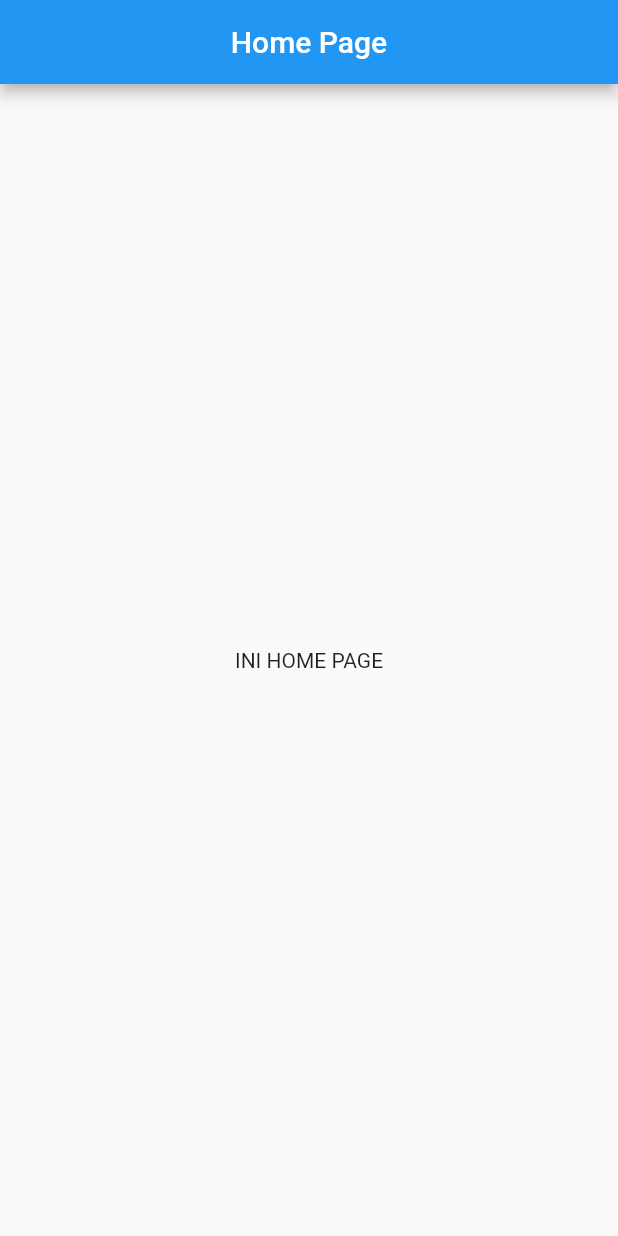
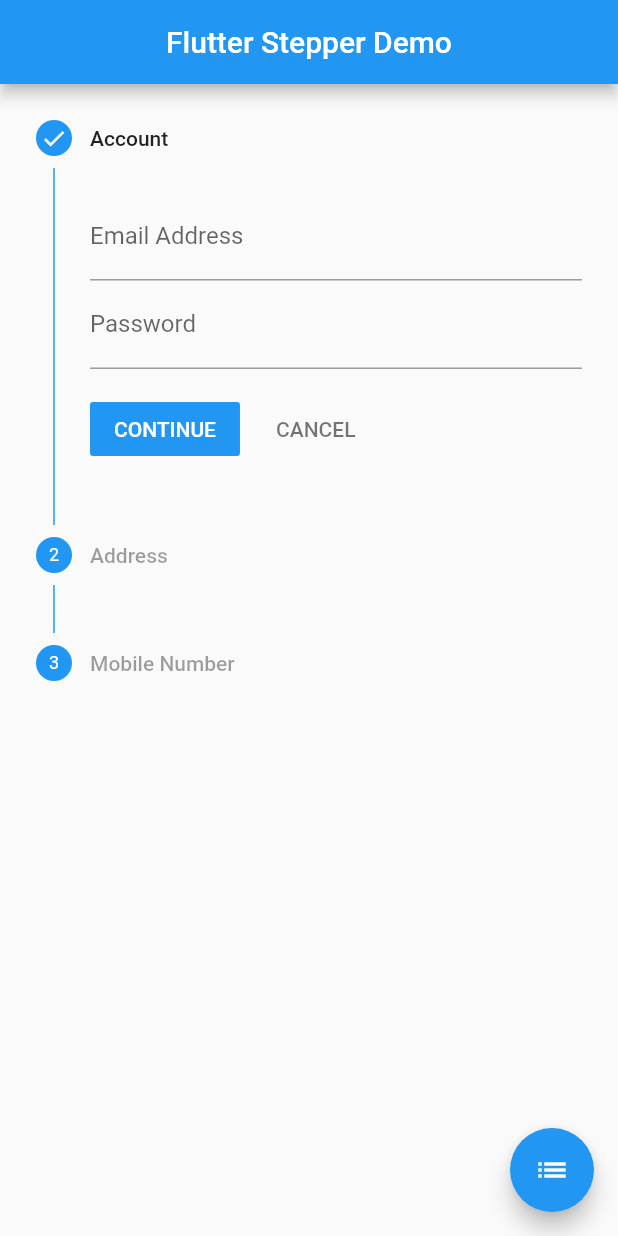
Before and after one commit to MauL08/MSIBNF, a Flutter app: the screen it shows after launch, on a phone screen of 412 x 824 dp. Run offline on Flutter 3.47's test engine with Material 2 defaults, Android fonts, the phone set to English and light mode, and no system bars; our stand-ins replace lottie.

Commit message:
add stepper

```diff
--- a/lib/home.dart
+++ b/lib/home.dart
@@ -1,20 +1,115 @@
 import 'package:flutter/material.dart';
 
-class HomePage extends StatelessWidget {
+class HomePage extends StatefulWidget {
   const HomePage({Key? key}) : super(key: key);
+
+  @override
+  State<HomePage> createState() => _HomePageState();
+}
+
+class _HomePageState extends State<HomePage> {
+  int _currentStep = 0;
+  StepperType stepperType = StepperType.vertical;
 
   @override
   Widget build(BuildContext context) {
     return Scaffold(
       appBar: AppBar(
-        title: Text('Home Page'),
+        automaticallyImplyLeading: false,
+        title: Text('Flutter Stepper Demo'),
         centerTitle: true,
       ),
-      body: Center(
-        child: Text(
-          'INI HOME PAGE',
+      body: Container(
+        child: Column(
+          children: [
+            Expanded(
+              child: Stepper(
+                type: stepperType,
+                physics: ScrollPhysics(),
+                currentStep: _currentStep,
+                onStepTapped: (step) => tapped(step),
+                onStepContinue: continued,
+                onStepCancel: cancel,
+                steps: <Step>[
+                  Step(
+                    title: new Text('Account'),
+                    content: Column(
+                      children: <Widget>[
+                        TextFormField(
+                          decoration:
+                              InputDecoration(labelText: 'Email Address'),
+                        ),
+                        TextFormField(
+                          decoration: InputDecoration(labelText: 'Password'),
+                        ),
+                      ],
+                    ),
+                    isActive: _currentStep >= 0,
+                    state: _currentStep >= 0
+                        ? StepState.complete
+                        : StepState.disabled,
+                  ),
+                  Step(
+                    title: new Text('Address'),
+                    content: Column(
+                      children: <Widget>[
+                        TextFormField(
+                          decoration:
+                              InputDecoration(labelText: 'Home Address'),
+                        ),
+                        TextFormField(
+                          decoration: InputDecoration(labelText: 'Postcode'),
+                        ),
+                      ],
+                    ),
+                    isActive: _currentStep >= 0,
+                    state: _currentStep >= 1
+                        ? StepState.complete
+                        : StepState.disabled,
+                  ),
+                  Step(
+                    title: new Text('Mobile Number'),
+                    content: Column(
+                      children: <Widget>[
+                        TextFormField(
+                          decoration:
+                              InputDecoration(labelText: 'Mobile Number'),
+                        ),
+                      ],
+                    ),
+                    isActive: _currentStep >= 0,
+                    state: _currentStep >= 2
+                        ? StepState.complete
+                        : StepState.disabled,
+                  ),
+                ],
+              ),
+            ),
+          ],
         ),
+      ),
+      floatingActionButton: FloatingActionButton(
+        child: Icon(Icons.list),
+        onPressed: switchStepsType,
       ),
     );
   }
+
+  switchStepsType() {
+    setState(() => stepperType == StepperType.vertical
+        ? stepperType = StepperType.horizontal
+        : stepperType = StepperType.vertical);
+  }
+
+  tapped(int step) {
+    setState(() => _currentStep = step);
+  }
+
+  continued() {
+    _currentStep < 2 ? setState(() => _currentStep += 1) : null;
+  }
+
+  cancel() {
+    _currentStep > 0 ? setState(() => _currentStep -= 1) : null;
+  }
 }
```
